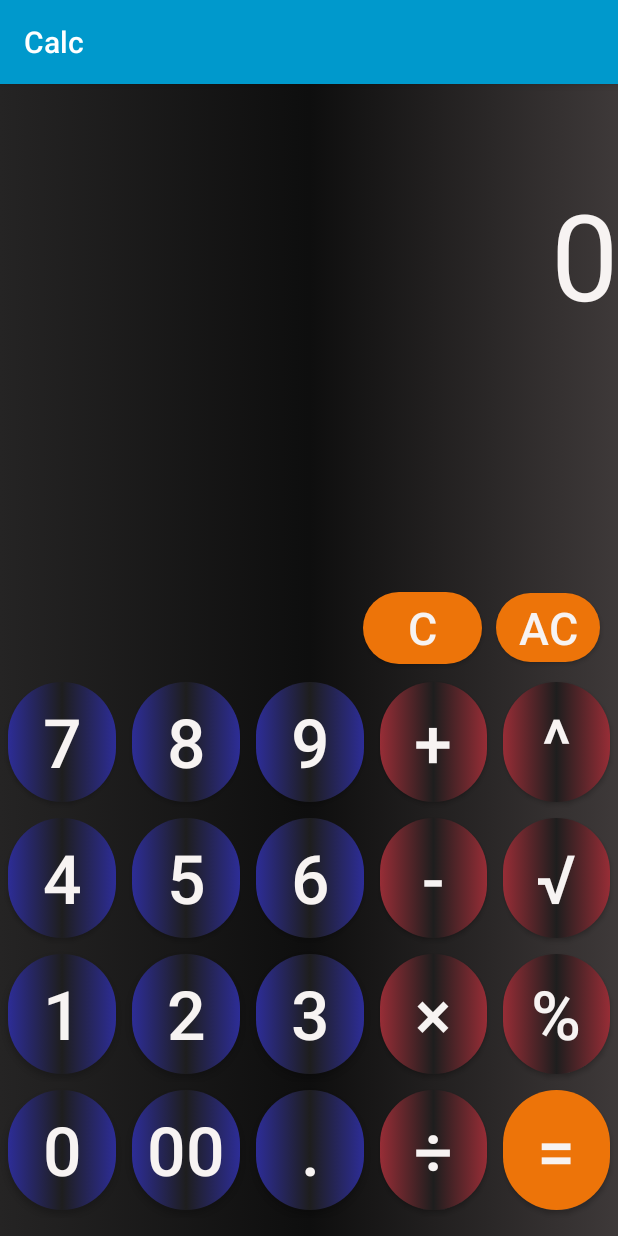
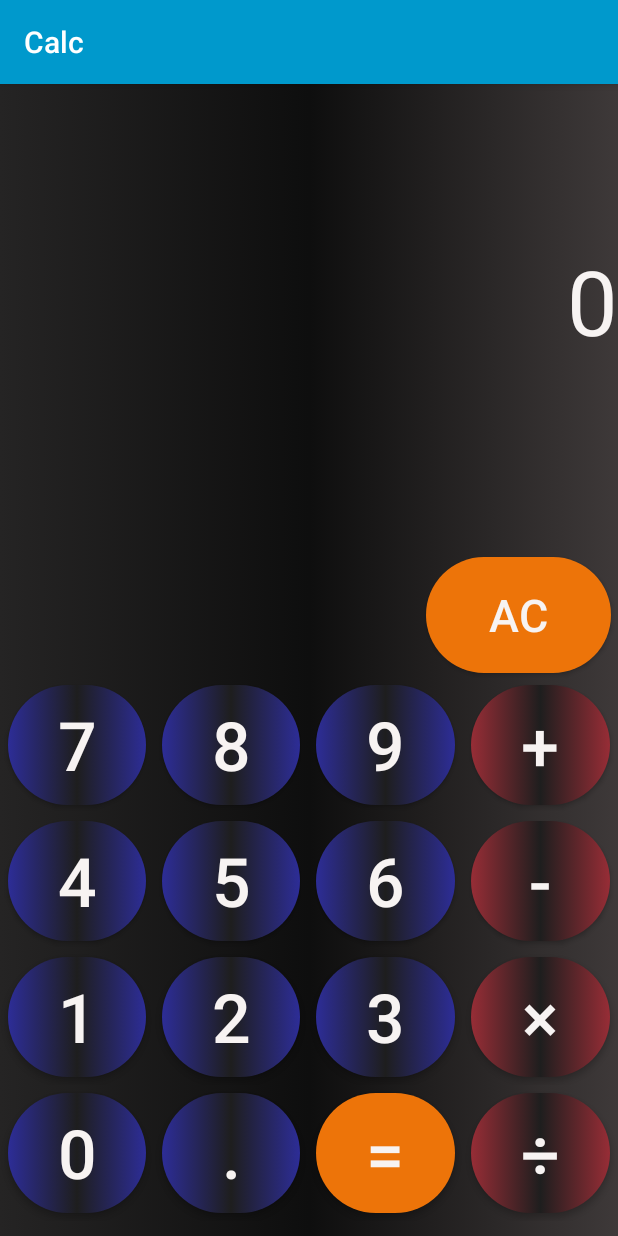
Before and after one commit to udithalenoraA00235273/JAV1001-MidTermCalculator, an Android app: the screen it shows after launch (MainActivity), on a phone screen of 412 x 824 dp. Run offline under Robolectric (Android 15) with nearby library versions, the phone set to English and light mode, and no system bars.

Commit message:
Final layout of the app

```diff
--- a/app/src/main/res/layout/activity_main.xml
+++ b/app/src/main/res/layout/activity_main.xml
@@ -7,6 +7,7 @@
     tools:context=".MainActivity"
     android:background="@drawable/background">
 
+    <!-- Layout for align buttons of the calculator-->
     <TableLayout
         android:id="@+id/tableLayout2"
         android:layout_width="match_parent"
@@ -17,11 +18,12 @@
         app:layout_constraintTop_toBottomOf="@+id/answer"
         app:layout_constraintVertical_bias="0.95">
 
-
+        <!-- First button set row -->
         <TableRow
             android:layout_width="match_parent"
             android:layout_height="match_parent">
 
+        <!-- Creating buttons in the first row -->
             <Button
                 android:id="@+id/seven"
                 style="@style/TextAppearance.AppCompat.Widget.Button.Borderless.Colored"
@@ -33,7 +35,6 @@
                 android:text="@string/seven"
                 android:textColor="#f7f3f2"
                 android:textSize="45sp" />
-
             <Button
                 android:id="@+id/eight"
                 style="@style/TextAppearance.AppCompat.Widget.Button.Borderless.Colored"
@@ -45,7 +46,6 @@
                 android:text="@string/eight"
                 android:textColor="#f7f3f2"
                 android:textSize="45sp" />
-
             <Button
                 android:id="@+id/nine"
                 style="@style/TextAppearance.AppCompat.Widget.Button.Borderless.Colored"
@@ -57,7 +57,6 @@
                 android:text="@string/nine"
                 android:textColor="#f7f3f2"
                 android:textSize="45sp" />
-
             <Button
                 android:id="@+id/plus"
                 style="@style/TextAppearance.AppCompat.Widget.Button.Borderless.Colored"
@@ -69,24 +68,14 @@
                 android:text="@string/plus"
                 android:textColor="#f7f3f2"
                 android:textSize="45sp" />
-
-            <Button
-                android:id="@+id/exponent"
-                style="@style/TextAppearance.AppCompat.Widget.Button.Borderless.Colored"
-                android:layout_width="wrap_content"
-                android:layout_height="80dp"
-                android:layout_margin="5dp"
-                android:layout_weight="6"
-                android:background="@drawable/buttons_operators"
-                android:text="@string/exponent"
-                android:textColor="#f7f3f2"
-                android:textSize="45sp" />
         </TableRow>
 
+        <!-- Second button row -->
         <TableRow
             android:layout_width="match_parent"
             android:layout_height="match_parent">
 
+        <!-- Creating Buttons in the second row -->
             <Button
                 android:id="@+id/four"
                 style="@style/TextAppearance.AppCompat.Widget.Button.Borderless.Colored"
@@ -98,7 +87,6 @@
                 android:text="@string/four"
                 android:textColor="#f7f3f2"
                 android:textSize="45sp" />
-
             <Button
                 android:id="@+id/five"
                 style="@style/TextAppearance.AppCompat.Widget.Button.Borderless.Colored"
@@ -110,7 +98,6 @@
                 android:text="@string/five"
                 android:textColor="#f7f3f2"
                 android:textSize="45sp" />
-
             <Button
                 android:id="@+id/six"
                 style="@style/TextAppearance.AppCompat.Widget.Button.Borderless.Colored"
@@ -122,7 +109,6 @@
                 android:text="@string/six"
                 android:textColor="#f7f3f2"
                 android:textSize="45sp" />
-
             <Button
                 android:id="@+id/minus"
                 style="@style/TextAppearance.AppCompat.Widget.Button.Borderless.Colored"
@@ -134,24 +120,14 @@
                 android:text="@string/minus"
                 android:textColor="#f7f3f2"
                 android:textSize="45sp" />
-
-            <Button
-                android:id="@+id/square_root"
-                style="@style/TextAppearance.AppCompat.Widget.Button.Borderless.Colored"
-                android:layout_width="wrap_content"
-                android:layout_height="80dp"
-                android:layout_margin="5dp"
-                android:layout_weight="6"
-                android:background="@drawable/buttons_operators"
-                android:text="@string/square_root"
-                android:textColor="#f7f3f2"
-                android:textSize="45sp" />
         </TableRow>
 
+        <!-- Third button row -->
         <TableRow
             android:layout_width="match_parent"
             android:layout_height="match_parent">
 
+        <!-- Creating buttons in the third row -->
             <Button
                 android:id="@+id/one"
                 style="@style/TextAppearance.AppCompat.Widget.Button.Borderless.Colored"
@@ -163,7 +139,6 @@
                 android:text="@string/one"
                 android:textColor="#f7f3f2"
                 android:textSize="45sp" />
-
             <Button
                 android:id="@+id/two"
                 style="@style/TextAppearance.AppCompat.Widget.Button.Borderless.Colored"
@@ -175,7 +150,6 @@
                 android:text="@string/two"
                 android:textColor="#f7f3f2"
                 android:textSize="45sp" />
-
             <Button
                 android:id="@+id/three"
                 style="@style/TextAppearance.AppCompat.Widget.Button.Borderless.Colored"
@@ -187,7 +161,6 @@
                 android:text="@string/three"
                 android:textColor="#f7f3f2"
                 android:textSize="45sp" />
-
             <Button
                 android:id="@+id/multiply"
                 style="@style/TextAppearance.AppCompat.Widget.Button.Borderless.Colored"
@@ -199,24 +172,14 @@
                 android:text="@string/multiple"
                 android:textColor="#f7f3f2"
                 android:textSize="45sp" />
-
-            <Button
-                android:id="@+id/percentage"
-                style="@style/TextAppearance.AppCompat.Widget.Button.Borderless.Colored"
-                android:layout_width="wrap_content"
-                android:layout_height="80dp"
-                android:layout_margin="5dp"
-                android:layout_weight="6"
-                android:background="@drawable/buttons_operators"
-                android:text="@string/percentage"
-                android:textColor="#f7f3f2"
-                android:textSize="45sp" />
         </TableRow>
 
+        <!-- Fourth button row -->
         <TableRow
             android:layout_width="match_parent"
             android:layout_height="match_parent">
 
+        <!-- Creating buttons in the fourth row -->
             <Button
                 android:id="@+id/zero"
                 style="@style/TextAppearance.AppCompat.Widget.Button.Borderless.Colored"
@@ -228,19 +191,6 @@
                 android:text="@string/zero"
                 android:textColor="#f7f3f2"
                 android:textSize="45sp" />
-
-            <Button
-                android:id="@+id/double_zero"
-                style="@style/TextAppearance.AppCompat.Widget.Button.Borderless.Colored"
-                android:layout_width="wrap_content"
-                android:layout_height="80dp"
-                android:layout_margin="5dp"
-                android:layout_weight="6"
-                android:background="@drawable/buttons_numbers"
-                android:text="@string/double_zero"
-                android:textColor="#f7f3f2"
-                android:textSize="45sp" />
-
             <Button
                 android:id="@+id/decimal"
                 style="@style/TextAppearance.AppCompat.Widget.Button.Borderless.Colored"
@@ -252,19 +202,6 @@
                 android:text="@string/decimal"
                 android:textColor="#f7f3f2"
                 android:textSize="45sp" />
-
-            <Button
-                android:id="@+id/divide"
-                style="@style/TextAppearance.AppCompat.Widget.Button.Borderless.Colored"
-                android:layout_width="wrap_content"
-                android:layout_height="80dp"
-                android:layout_margin="5dp"
-                android:layout_weight="6"
-                android:background="@drawable/buttons_operators"
-                android:text="@string/divide"
-                android:textColor="#f7f3f2"
-                android:textSize="45sp" />
-
             <Button
                 android:id="@+id/equal"
                 style="@style/TextAppearance.AppCompat.Widget.Button.Borderless.Colored"
@@ -277,30 +214,41 @@
                 android:text="@string/equal"
                 android:textColor="#f7f3f2"
                 android:textSize="45sp" />
-
+            <Button
+                android:id="@+id/divide"
+                style="@style/TextAppearance.AppCompat.Widget.Button.Borderless.Colored"
+                android:layout_width="wrap_content"
+                android:layout_height="80dp"
+                android:layout_margin="5dp"
+                android:layout_weight="6"
+                android:background="@drawable/buttons_operators"
+                android:text="@string/divide"
+                android:textColor="#f7f3f2"
+                android:textSize="45sp" />
         </TableRow>
     </TableLayout>
 
+    <!-- Text view to display the answer -->
     <TextView
         android:id="@+id/answer"
         android:layout_width="match_parent"
         android:layout_height="100dp"
-        android:layout_marginTop="60dp"
+        android:layout_marginTop="104dp"
         android:text="@string/answer"
         android:textAlignment="textEnd"
         android:textColor="#f7f3f2"
-        android:textSize="80sp"
+        android:textSize="60sp"
         app:layout_constraintEnd_toEndOf="parent"
         app:layout_constraintHorizontal_bias="0.0"
         app:layout_constraintStart_toStartOf="parent"
         app:layout_constraintTop_toTopOf="parent" />
 
+    <!-- Button to clear the content -->
     <Button
         android:id="@+id/clear"
         style="@style/TextAppearance.AppCompat.Widget.Button.Borderless.Colored"
-        android:layout_width="69dp"
-        android:layout_height="46dp"
-        android:layout_marginEnd="12dp"
+        android:layout_width="123dp"
+        android:layout_height="77dp"
         android:background="@drawable/buttons_operators"
         android:backgroundTint="#ed7409"
         android:text="@string/clear"
@@ -308,24 +256,25 @@
         android:textSize="30sp"
         app:layout_constraintBottom_toTopOf="@+id/tableLayout2"
         app:layout_constraintEnd_toEndOf="parent"
+        app:layout_constraintHorizontal_bias="0.983"
+        app:layout_constraintStart_toStartOf="parent"
         app:layout_constraintTop_toBottomOf="@+id/answer"
-        app:layout_constraintVertical_bias="0.956" />
+        app:layout_constraintVertical_bias="0.976" />
 
-    <Button
-        android:id="@+id/erase"
-        style="@style/TextAppearance.AppCompat.Widget.Button.Borderless.Colored"
-        android:layout_width="79dp"
-        android:layout_height="48dp"
-        android:background="@drawable/buttons_operators"
-        android:backgroundTint="#ed7409"
-        android:text="@string/erase"
+    <!-- Text view to display the user input -->
+    <TextView
+        android:id="@+id/input"
+        android:layout_width="wrap_content"
+        android:layout_height="wrap_content"
+        android:text="@string/input"
+        android:textAlignment="textEnd"
         android:textColor="#f7f3f2"
         android:textSize="30sp"
-        app:layout_constraintBottom_toTopOf="@+id/tableLayout2"
-        app:layout_constraintEnd_toStartOf="@+id/clear"
-        app:layout_constraintHorizontal_bias="0.963"
+        app:layout_constraintBottom_toTopOf="@+id/answer"
+        app:layout_constraintEnd_toEndOf="parent"
+        app:layout_constraintHorizontal_bias="0.966"
         app:layout_constraintStart_toStartOf="parent"
-        app:layout_constraintTop_toBottomOf="@+id/answer"
-        app:layout_constraintVertical_bias="0.964" />
+        app:layout_constraintTop_toTopOf="parent"
+        app:layout_constraintVertical_bias="0.571" />
 
 </androidx.constraintlayout.widget.ConstraintLayout>
--- a/app/src/main/res/values/strings.xml
+++ b/app/src/main/res/values/strings.xml
@@ -4,8 +4,8 @@
     <!-- Assigning text's for Buttons and Text View -->
 
     <string name="answer">0</string>
+    <string name="input"></string>
     <string name="zero">0</string>
-    <string name="double_zero">00</string>
     <string name="one">1</string>
     <string name="two">2</string>
     <string name="three">3</string>
@@ -19,11 +19,7 @@
     <string name="minus">-</string>
     <string name="multiple">×</string>
     <string name="divide">÷</string>
-    <string name="percentage">%</string>
     <string name="equal">=</string>
     <string name="clear">AC</string>
     <string name="decimal">.</string>
-    <string name="erase">C</string>
-    <string name="exponent">^</string>
-    <string name="square_root">√</string>
 </resources>
```
Also changed, not shown: app/src/main/java/com/example/calc/MainActivity.java (+9 -0 lines).
